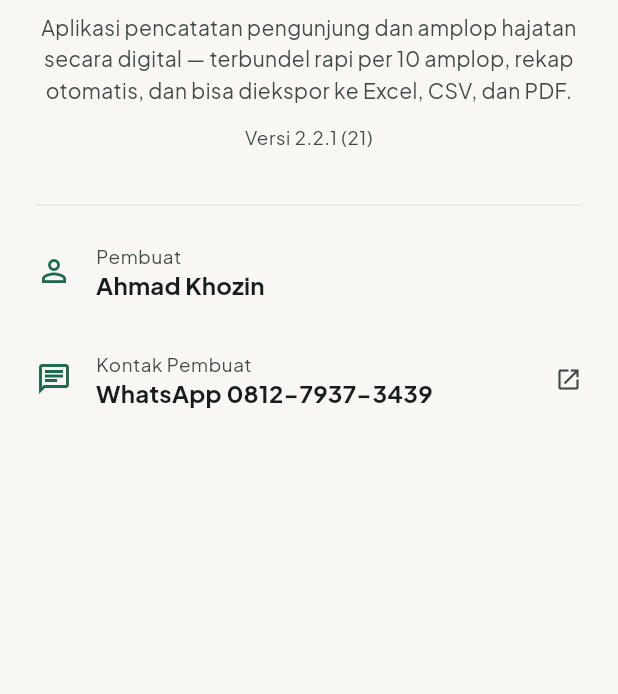
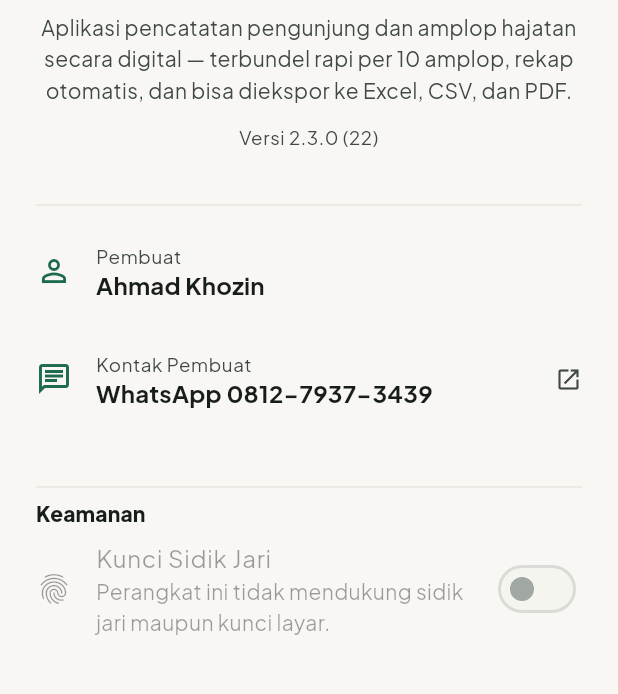
Before and after one commit to masozin/buku-hajatan, a Flutter app: the screen it shows once a user with an empty profile is signed in, after a tap on the "info outline" icon, on a phone screen of 412 x 824 dp, the part 344-1038 px from its top. Run offline on Flutter 3.47's test engine with Material 3 defaults, Android fonts, the phone set to English and light mode, and no system bars; our stand-ins replace cloud_firestore, firebase_auth, firebase_core, flutter_riverpod, local_auth, package_info_plus and 3 more; missing offline and left inert: excel; accounts and stored records are empty; network calls fail.

Commit message:
Batch 38: kunci sidik jari aplikasi (local_auth) untuk semua peran, saklar per perangkat di Info Aplikasi, Mode Buku Tamu dikecualikan, versi 2.3.0+22

```diff
--- a/lib/main.dart
+++ b/lib/main.dart
@@ -10,6 +10,7 @@ import 'screens/detail_acara.dart';
 import 'screens/diblokir.dart';
 import 'screens/masuk.dart';
 import 'screens/panel_admin.dart';
+import 'widgets/gerbang_kunci.dart';
 import 'widgets/keadaan.dart';
 import 'widgets/pemeriksa_pembaruan.dart';
 
@@ -70,7 +71,11 @@ class BukuHajatanApp extends ConsumerWidget {
           loading: () => const Scaffold(body: TampilMuat()),
           error: (error, _) =>
               BelumKonfigurasiScreen(rincianGalat: error.toString()),
-          data: (_) => const _GerbangPengguna(),
+          // GerbangKunciAplikasi (Batch 38): gembok sidik jari
+          // di depan sesi yang sudah masuk, bila diaktifkan.
+          data: (_) => const GerbangKunciAplikasi(
+            child: _GerbangPengguna(),
+          ),
         ),
       ),
     );
--- a/lib/providers.dart
+++ b/lib/providers.dart
@@ -7,6 +7,7 @@ import 'services/admin_service.dart';
 import 'services/auth_service.dart';
 import 'services/ekspor_service.dart';
 import 'services/koreksi_service.dart';
+import 'services/kunci_aplikasi.dart';
 import 'services/pencatatan_service.dart';
 import 'services/pembaruan_service.dart';
 import 'services/provisioning_service.dart';
@@ -50,6 +51,11 @@ final pembaruanServiceProvider = Provider<PembaruanService>(
   (ref) => PembaruanService(),
 );
 
+/// Kunci aplikasi sidik jari (Batch 38).
+final kunciAplikasiServiceProvider = Provider<KunciAplikasiService>(
+  (ref) => KunciAplikasiService(),
+);
+
 /// True bila pengguna yang sedang masuk adalah admin platform
 /// (dokumen `admin/{uid}` ada). Sesi anonim tidak pernah admin.
 final statusAdminProvider = StreamProvider<bool>((ref) {
--- a/lib/screens/buku_tamu.dart
+++ b/lib/screens/buku_tamu.dart
@@ -10,6 +10,7 @@ import '../models/amplop.dart';
 import '../models/bundel.dart';
 import '../models/tamu_undangan.dart';
 import '../providers.dart';
+import '../services/kunci_aplikasi.dart';
 import '../services/layanan_exception.dart';
 import '../widgets/elemen.dart';
 import '../widgets/keadaan.dart';
@@ -80,6 +81,9 @@ class _BukuTamuScreenState extends ConsumerState<BukuTamuScreen> {
   @override
   void initState() {
     super.initState();
+    // Batch 38: selama Mode Buku Tamu tampil, gerbang kunci
+    // sidik jari tidak mengunci — tablet dipegang tamu.
+    penandaBukuTamuAktif.value = true;
     WidgetsBinding.instance.addPostFrameCallback((_) {
       _muatPelengkap();
     });
@@ -141,6 +145,7 @@ class _BukuTamuScreenState extends ConsumerState<BukuTamuScreen> {
 
   @override
   void dispose() {
+    penandaBukuTamuAktif.value = false;
     _timerReset?.cancel();
     _nama.dispose();
     _alamat.dispose();
--- a/lib/screens/info_aplikasi.dart
+++ b/lib/screens/info_aplikasi.dart
@@ -1,7 +1,9 @@
 import 'package:flutter/material.dart';
+import 'package:flutter_riverpod/flutter_riverpod.dart';
 import 'package:package_info_plus/package_info_plus.dart';
 import 'package:url_launcher/url_launcher.dart';
 
+import '../providers.dart';
 import '../widgets/elemen.dart';
 
 /// Tombol info di nav atas (Batch 28, permintaan Mark): membuka
@@ -100,6 +102,9 @@ class InfoAplikasiScreen extends StatelessWidget {
             nilai: 'WhatsApp $_waPembuatTampil',
             onTap: _bukaWa,
           ),
+          const SizedBox(height: 28),
+          const Divider(),
+          const _BagianKeamanan(),
         ],
       ),
     );
@@ -148,3 +153,98 @@ class _BarisInfo extends StatelessWidget {
     );
   }
 }
+
+/// Bagian Keamanan (Batch 38): saklar Kunci Sidik Jari untuk
+/// PERANGKAT INI. Mengaktifkan = langsung membuktikan sidik
+/// jari sekali; setelah itu aplikasi terkunci setiap dibuka
+/// dari awal atau kembali dari latar belakang > 60 detik.
+/// Mode Buku Tamu dikecualikan (tablet di tangan tamu).
+class _BagianKeamanan extends ConsumerStatefulWidget {
+  const _BagianKeamanan();
+
+  @override
+  ConsumerState<_BagianKeamanan> createState() =>
+      _BagianKeamananState();
+}
+
+class _BagianKeamananState extends ConsumerState<_BagianKeamanan> {
+  bool? _aktif;
+  bool _mendukung = false;
+  bool _sibuk = false;
+
+  @override
+  void initState() {
+    super.initState();
+    _muat();
+  }
+
+  Future<void> _muat() async {
+    final layanan = ref.read(kunciAplikasiServiceProvider);
+    final mendukung = await layanan.perangkatMendukung();
+    final aktif = await layanan.aktif();
+    if (!mounted) return;
+    setState(() {
+      _mendukung = mendukung;
+      _aktif = aktif;
+    });
+  }
+
+  Future<void> _ubah(bool nilai) async {
+    final layanan = ref.read(kunciAplikasiServiceProvider);
+    if (nilai) {
+      // Buktikan dulu sidik jarinya bekerja di perangkat ini.
+      setState(() => _sibuk = true);
+      final ok = await layanan.autentikasi();
+      if (!mounted) return;
+      setState(() => _sibuk = false);
+      if (!ok) {
+        ScaffoldMessenger.of(context).showSnackBar(
+          const SnackBar(
+            content: Text(
+              'Sidik jari tidak terverifikasi — kunci belum '
+              'diaktifkan.',
+            ),
+          ),
+        );
+        return;
+      }
+    }
+    await layanan.aturAktif(nilai);
+    if (!mounted) return;
+    setState(() => _aktif = nilai);
+  }
+
+  @override
+  Widget build(BuildContext context) {
+    final tema = Theme.of(context);
+    return Column(
+      crossAxisAlignment: CrossAxisAlignment.start,
+      children: [
+        Text(
+          'Keamanan',
+          style: tema.textTheme.titleSmall?.copyWith(
+            fontWeight: FontWeight.w800,
+          ),
+        ),
+        SwitchListTile(
+          contentPadding: EdgeInsets.zero,
+          secondary: const Icon(Icons.fingerprint),
+          title: const Text('Kunci Sidik Jari'),
+          subtitle: Text(
+            _mendukung
+                ? 'Aplikasi terkunci setiap dibuka; membukanya '
+                    'cukup sidik jari atau kunci layar HP — tanpa '
+                    'mengetik ulang kata sandi/PIN. Berlaku hanya '
+                    'di HP ini. Mode Buku Tamu tidak dikunci.'
+                : 'Perangkat ini tidak mendukung sidik jari '
+                    'maupun kunci layar.',
+          ),
+          value: _aktif ?? false,
+          onChanged: (_mendukung && !_sibuk && _aktif != null)
+              ? _ubah
+              : null,
+        ),
+      ],
+    );
+  }
+}
--- /dev/null
+++ b/lib/services/kunci_aplikasi.dart
@@ -0,0 +1,67 @@
+import 'package:flutter/foundation.dart';
+import 'package:flutter/services.dart';
+import 'package:local_auth/local_auth.dart';
+import 'package:shared_preferences/shared_preferences.dart';
+
+/// Penanda Mode Buku Tamu sedang tampil. Selama true, gerbang
+/// kunci TIDAK mengunci: tablet buku tamu memang dipegang
+/// tamu bergantian, dan mode itu sudah punya gerbangnya
+/// sendiri (keluar wajib PIN pencatat). Diatur oleh
+/// BukuTamuScreen saat masuk/keluar mode.
+final penandaBukuTamuAktif = ValueNotifier<bool>(false);
+
+/// Kunci aplikasi sidik jari (Batch 38, permintaan Mark):
+/// gembok di depan sesi yang SUDAH masuk — bukan pengganti
+/// login. Tujuannya: HP yang terpegang orang lain tidak bisa
+/// membuka isi aplikasi, sementara pemilik/petugas yang sah
+/// masuk lagi cukup dengan sidik jari (atau PIN/pola kunci
+/// layar HP sebagai cadangan), tanpa mengetik ulang
+/// email/kode/nama/PIN aplikasi.
+///
+/// Pilihan aktif/tidak disimpan PER PERANGKAT
+/// (SharedPreferences) — HP suami dan istri boleh berbeda
+/// keputusannya. Berlaku untuk semua peran yang sedang masuk
+/// (pemilik, admin, pencatat).
+class KunciAplikasiService {
+  static const _kunciPref = 'kunci_sidk_jari_aktif';
+
+  final LocalAuthentication _auth = LocalAuthentication();
+
+  Future<bool> aktif() async {
+    final pref = await SharedPreferences.getInstance();
+    return pref.getBool(_kunciPref) ?? false;
+  }
+
+  Future<void> aturAktif(bool nilai) async {
+    final pref = await SharedPreferences.getInstance();
+    await pref.setBool(_kunciPref, nilai);
+  }
+
+  /// True bila perangkat punya cara membuka kunci biometrik
+  /// ATAU kunci layar (PIN/pola/kata sandi perangkat).
+  Future<bool> perangkatMendukung() async {
+    try {
+      return await _auth.isDeviceSupported();
+    } catch (_) {
+      return false;
+    }
+  }
+
+  /// Tampilkan dialog autentikasi perangkat. biometricOnly
+  /// false: bila sidik jari gagal/tidak ada, Android otomatis
+  /// menawarkan PIN/pola kunci layar HP. True = terverifikasi.
+  Future<bool> autentikasi() async {
+    try {
+      return await _auth.authenticate(
+        localizedReason:
+            'Buka Buku Hajatan dengan sidik jari atau kunci layar HP.',
+        options: const AuthenticationOptions(
+          biometricOnly: false,
+          stickyAuth: true,
+        ),
+      );
+    } on PlatformException {
+      return false;
+    }
+  }
+}
--- a/pubspec.yaml
+++ b/pubspec.yaml
@@ -16,7 +16,7 @@ publish_to: 'none' # Remove this line if you wish to publish to pub.dev
 # https://developer.apple.com/library/archive/documentation/General/Reference/InfoPlistKeyReference/Articles/CoreFoundationKeys.html
 # In Windows, build-name is used as the major, minor, and patch parts
 # of the product and file versions while build-number is used as the build suffix.
-version: 2.2.1+21
+version: 2.3.0+22
 
 environment:
   sdk: ^3.13.7
@@ -56,6 +56,10 @@ dependencies:
   # tautan unduhan rilis GitHub di browser
   package_info_plus: ^9.0.1
   url_launcher: ^6.2.6
+  # Batch 38: kunci aplikasi sidik jari (local_auth) + pilihan
+  # per perangkat (shared_preferences).
+  local_auth: ^2.3.0
+  shared_preferences: ^2.3.2
 
 dev_dependencies:
   flutter_test:
```
Also changed, not shown: lib/core/kunci.dart (added, +18 -0 lines), lib/widgets/gerbang_kunci.dart (added, +158 -0 lines), 4 other files.
